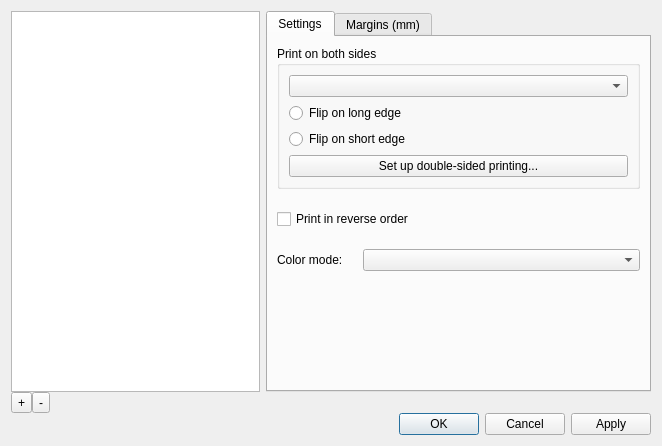
Before: the Qt Designer form src/plicapage/gui/printersettings/printersettings.ui in spuddermax/plica-page, drawn with Qt 5.
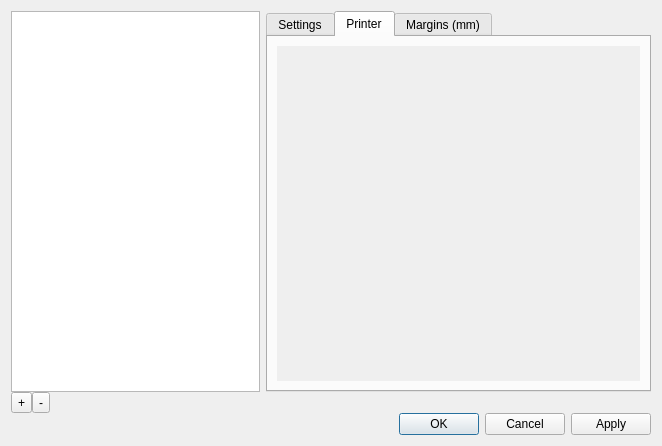
After: the same form once the commit is applied. The open tabs and pages were chosen to show the change.

Commit message: Let a profile set the printer's own PPD options, print quality first

The edit to the form file:
```diff
--- a/src/plicapage/gui/printersettings/printersettings.ui
+++ b/src/plicapage/gui/printersettings/printersettings.ui
@@ -154,6 +154,30 @@
          </item>
         </layout>
        </widget>
+       <widget class="QWidget" name="printerTab">
+        <attribute name="title">
+         <string>Printer</string>
+        </attribute>
+        <layout class="QVBoxLayout" name="printerTabLayout">
+         <item>
+          <widget class="QScrollArea" name="printerOptionsScroll">
+           <property name="frameShape">
+            <enum>QFrame::NoFrame</enum>
+           </property>
+           <property name="widgetResizable">
+            <bool>true</bool>
+           </property>
+           <widget class="QWidget" name="printerOptionsWidget">
+            <layout class="QFormLayout" name="printerOptionsForm">
+             <property name="fieldGrowthPolicy">
+              <enum>QFormLayout::ExpandingFieldsGrow</enum>
+             </property>
+            </layout>
+           </widget>
+          </widget>
+         </item>
+        </layout>
+       </widget>
        <widget class="QWidget" name="MarginsTab">
         <attribute name="title">
          <string>Margins (mm)</string>
```
The commit also changes 9 other files.
